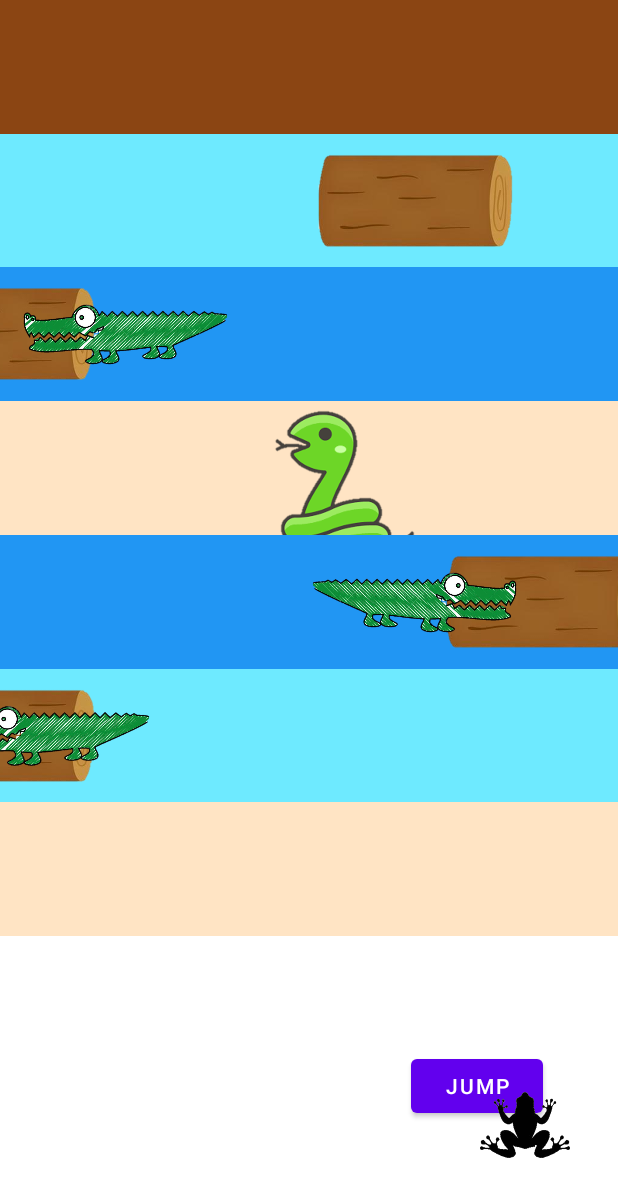
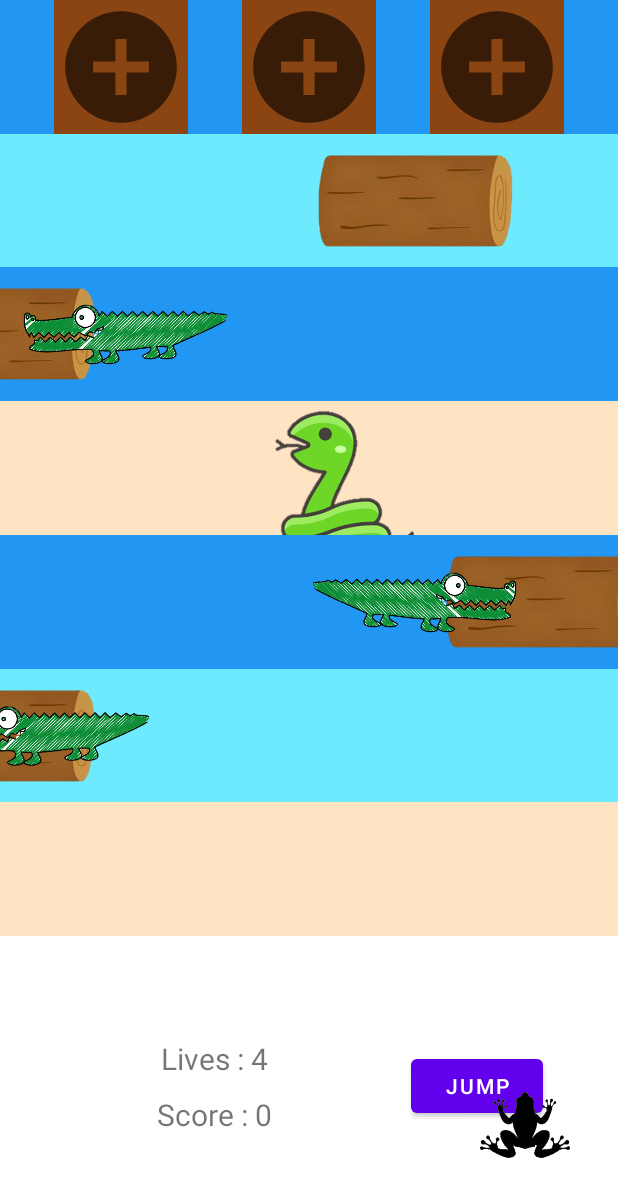
Before and after one commit to JiHyeonMon/AndroidFrogGame, an Android app: the screen it shows after launch (MainActivity), on a phone screen of 412 x 824 dp. Shown: the top 1197 px of the screen. Run offline under Robolectric (Android 15) with nearby library versions, the phone set to English and light mode, and no system bars.

Commit message:
add panel in layout1
check - score
check - crokerdail head

```diff
--- a/app/src/main/java/com/example/example/froggame/Frog.kt
+++ b/app/src/main/java/com/example/example/froggame/Frog.kt
@@ -9,7 +9,7 @@ import android.widget.Toast
 
 class Frog(context: Context) : androidx.appcompat.widget.AppCompatImageView(context) {
 
-    lateinit var r: Runnable
+    var r: Runnable
     private var frogSpeed = 0
     private var isDead = false
 
@@ -46,7 +46,6 @@ class Frog(context: Context) : androidx.appcompat.widget.AppCompatImageView(cont
 
         val handler = Handler()
         handler.post(r)
-
     }
 
     fun isDead(callback: Callback) {
--- a/app/src/main/java/com/example/example/froggame/MainActivity.kt
+++ b/app/src/main/java/com/example/example/froggame/MainActivity.kt
@@ -9,6 +9,7 @@ import android.widget.LinearLayout
 import android.widget.Toast
 import androidx.constraintlayout.widget.ConstraintLayout
 import android.view.ViewGroup
+import kotlinx.android.synthetic.main.activity_main.*
 
 class MainActivity : AppCompatActivity() {
 
@@ -20,7 +21,7 @@ class MainActivity : AppCompatActivity() {
     lateinit var frog: ImageView
     lateinit var frog1: Frog
 
-    lateinit var layout1: LinearLayout
+    lateinit var layout1: ConstraintLayout
     lateinit var layout2: LinearLayout
     lateinit var layout3: LinearLayout
     lateinit var layout4: LinearLayout
@@ -63,7 +64,6 @@ class MainActivity : AppCompatActivity() {
         layout = findViewById(R.id.layout)
 
         val btnJump = findViewById<Button>(R.id.btnJump)
-        frog = findViewById(R.id.frog)
 
         gameStart()
 
@@ -98,6 +98,7 @@ class MainActivity : AppCompatActivity() {
                 }
                 0 -> {
                     frog1.handler.removeCallbacks(frog1.r)
+                    checkScore()
                 }
             }
 
@@ -242,12 +243,23 @@ class MainActivity : AppCompatActivity() {
         }
     }
 
+    fun checkScore() {
+        if ((frog1.x>panel1.x && frog1.y<panel1.y) || (frog1.x>panel2.x && frog1.y<panel2.y) || (frog1.x>panel3.x && frog1.y<panel3.y)) {
+            textScore.text = (textScore.text.toString().toInt()+1).toString()
+            gameStart()
+        } else {
+            textLives.text = (textScore.text.toString().toInt()+1).toString()
+            gameStart()
+        }
+    }
+
     val callback = object : Callback {
         override fun callback() {
             Toast.makeText(this@MainActivity, "[2] Meet Snake - The End", Toast.LENGTH_SHORT).show()
         }
 
         override fun dead() {
+            textLives.text = (textScore.text.toString().toInt()-1).toString()
             gameStart()
             jumpCnt = 6
         }
--- a/app/src/main/java/com/example/example/froggame/Snake.kt
+++ b/app/src/main/java/com/example/example/froggame/Snake.kt
@@ -15,9 +15,8 @@ class Snake(context: Context) : androidx.appcompat.widget.AppCompatImageView(con
     }
 
     fun checkFrog(lFrog: Float, rFrog:Float, callback: Callback) {
-//        Log.e("in checkFrog", "$lFrog $rFrog ${this.x}  ${this.x+this.width}")
         if ((this.x<rFrog && this.x+this.width>rFrog) || (this.x+this.width>lFrog && this.x<lFrog)){
             callback.callback()
-        }
+        } else return
     }
 }
--- /dev/null
+++ b/app/src/main/res/drawable/circle.xml
@@ -0,0 +1,10 @@
+<vector xmlns:android="http://schemas.android.com/apk/res/android"
+    android:width="24dp"
+    android:height="24dp"
+    android:viewportWidth="24"
+    android:viewportHeight="24"
+    android:tint="?attr/colorControlNormal">
+  <path
+      android:fillColor="@android:color/white"
+      android:pathData="M12,2C6.48,2 2,6.48 2,12s4.48,10 10,10 10,-4.48 10,-10S17.52,2 12,2zM17,13h-4v4h-2v-4L7,13v-2h4L11,7h2v4h4v2z"/>
+</vector>
--- a/app/src/main/res/layout/activity_main.xml
+++ b/app/src/main/res/layout/activity_main.xml
@@ -7,18 +7,51 @@
     tools:context=".MainActivity"
     android:id="@+id/layout">
 
-    <LinearLayout
+    <androidx.constraintlayout.widget.ConstraintLayout
         android:id="@+id/layout1"
         android:layout_width="0dp"
         android:layout_height="0dp"
-        android:background="@color/brown"
+        android:background="@color/blue"
         android:orientation="horizontal"
         app:layout_constraintStart_toStartOf="parent"
         app:layout_constraintEnd_toEndOf="parent"
         app:layout_constraintTop_toTopOf="parent"
         app:layout_constraintBottom_toTopOf="@id/layout2">
 
-    </LinearLayout>
+        <ImageView
+            android:id="@+id/panel1"
+            android:layout_width="wrap_content"
+            android:layout_height="match_parent"
+            android:adjustViewBounds="true"
+            android:background="@color/brown"
+            android:src="@drawable/circle"
+            app:layout_constraintStart_toStartOf="parent"
+            app:layout_constraintTop_toTopOf="parent"
+            app:layout_constraintEnd_toStartOf="@id/panel2"/>
+
+        <ImageView
+            android:id="@+id/panel2"
+            android:layout_width="wrap_content"
+            android:layout_height="match_parent"
+            android:adjustViewBounds="true"
+            android:background="@color/brown"
+            android:src="@drawable/circle"
+            app:layout_constraintTop_toTopOf="parent"
+            app:layout_constraintStart_toEndOf="@id/panel1"
+            app:layout_constraintEnd_toStartOf="@id/panel3"/>
+
+        <ImageView
+            android:id="@+id/panel3"
+            android:layout_width="wrap_content"
+            android:layout_height="match_parent"
+            android:adjustViewBounds="true"
+            android:background="@color/brown"
+            android:src="@drawable/circle"
+            app:layout_constraintTop_toTopOf="parent"
+            app:layout_constraintStart_toEndOf="@id/panel2"
+            app:layout_constraintEnd_toEndOf="parent"/>
+
+    </androidx.constraintlayout.widget.ConstraintLayout>
 
     <LinearLayout
         android:id="@+id/layout2"
@@ -107,28 +140,58 @@
         app:layout_constraintTop_toBottomOf="@id/layout7"
         app:layout_constraintBottom_toBottomOf="parent">
 
+        <TextView
+            android:id="@+id/text1"
+            android:layout_width="wrap_content"
+            android:layout_height="wrap_content"
+            android:text="Lives : "
+            android:textSize="20sp"
+            app:layout_constraintBottom_toTopOf="@id/text2"
+            app:layout_constraintEnd_toStartOf="@+id/btnJump"
+            app:layout_constraintStart_toStartOf="parent"
+            app:layout_constraintTop_toTopOf="parent"
+            app:layout_constraintVertical_chainStyle="packed" />
+
+        <TextView
+            android:id="@+id/textLives"
+            android:layout_width="wrap_content"
+            android:layout_height="wrap_content"
+            android:text="4"
+            android:textSize="20sp"
+            app:layout_constraintStart_toEndOf="@id/text1"
+            app:layout_constraintTop_toTopOf="@id/text1"/>
+
+        <TextView
+            android:id="@+id/text2"
+            android:layout_width="wrap_content"
+            android:layout_height="wrap_content"
+            android:layout_marginTop="10dp"
+            android:text="Score : "
+            android:textSize="20sp"
+            app:layout_constraintBottom_toBottomOf="parent"
+            app:layout_constraintEnd_toStartOf="@+id/btnJump"
+            app:layout_constraintStart_toStartOf="parent"
+            app:layout_constraintTop_toBottomOf="@id/text1" />
+
+        <TextView
+            android:id="@+id/textScore"
+            android:layout_width="wrap_content"
+            android:layout_height="wrap_content"
+            android:text="0"
+            android:textSize="20sp"
+            app:layout_constraintTop_toTopOf="@id/text2"
+            app:layout_constraintStart_toEndOf="@id/text2"/>
+
         <Button
             android:id="@+id/btnJump"
             android:layout_width="wrap_content"
             android:layout_height="wrap_content"
+            android:layout_marginEnd="50dp"
             android:text="JUMP"
-            android:layout_marginEnd="50dp"
+            app:layout_constraintBottom_toBottomOf="parent"
             app:layout_constraintEnd_toEndOf="parent"
-            app:layout_constraintTop_toTopOf="parent"
-            app:layout_constraintBottom_toBottomOf="parent"/>
+            app:layout_constraintTop_toTopOf="parent" />
 
     </androidx.constraintlayout.widget.ConstraintLayout>
 
-    <ImageView
-        android:id="@+id/frog"
-        android:layout_width="75dp"
-        android:layout_height="75dp"
-        android:src="@drawable/frog"
-        android:background="@color/brown"
-        android:visibility="gone"
-        app:layout_constraintBottom_toTopOf="@+id/layout8"
-        app:layout_constraintEnd_toEndOf="parent"
-        app:layout_constraintStart_toStartOf="parent"
-        app:layout_constraintTop_toBottomOf="@+id/layout6" />
-
 </androidx.constraintlayout.widget.ConstraintLayout>
```
